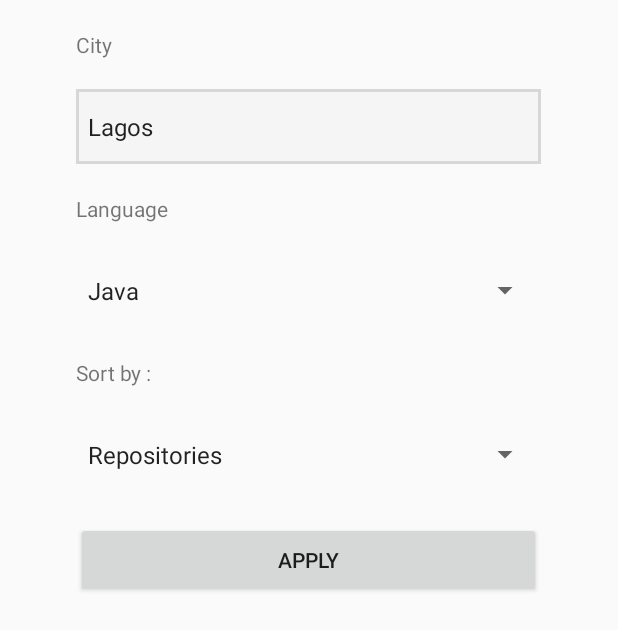
After one commit to gloriousfury/AndelaLJD, an Android app: the FilterActivity screen opened directly, with no data from a screen before it, on a phone screen of 412 x 824 dp. The commit adds this screen. Shown: the top 630 px of the screen. Run offline under Robolectric (Android 15) with nearby library versions, the phone set to English and light mode, and no system bars.

Commit message:
addition of filters
Cleaning activities, ability to view multiple languages

```diff
--- a/app/src/main/java/com/alc/ljv/service/ApiInterface.java
+++ b/app/src/main/java/com/alc/ljv/service/ApiInterface.java
@@ -7,6 +7,7 @@ import retrofit2.Call;
 import retrofit2.http.GET;
 import retrofit2.http.Path;
 
+import retrofit2.http.Query;
 import retrofit2.http.Url;
 
 public interface ApiInterface {
@@ -17,7 +18,7 @@ public interface ApiInterface {
     @GET
     Call<DataModel> getJavaDevs1(@Url String url);
 
-    //   Call<DataModel> getJavaDevs(@Path("location") String Location);
+       Call<DataModel> getJavaDevs(@Path("location") String Location, @Query("api_key") String api_key);
     @GET("/users/{developerName}")
     Call<SingleUserModel> getJavaDevDetails(@Path("developerName") String devName);
 
--- a/app/src/main/java/com/alc/ljv/service/AppMainServiceEvent.java
+++ b/app/src/main/java/com/alc/ljv/service/AppMainServiceEvent.java
@@ -7,7 +7,7 @@ public class AppMainServiceEvent {
 
     public static final int GITHUB_USERS_RESPONSE = 1101;
     public static final int GITHUB_SINGLE_USER_RESPONSE = 1102;
-
+    public static final int FILTER_PARAMETERS_CHANGED = 1103;
 
     public static String RESPONSE_DATA = "response_data";
     public static String RESPONSE_MESSAGE = "response_message";
--- /dev/null
+++ b/app/src/main/java/com/alc/ljv/ui/activity/FilterActivity.java
@@ -0,0 +1,38 @@
+package com.alc.ljv.ui.activity;
+
+import android.os.Bundle;
+import android.support.design.widget.FloatingActionButton;
+import android.support.design.widget.Snackbar;
+import android.support.v7.app.AppCompatActivity;
+import android.support.v7.widget.Toolbar;
+import android.view.View;
+import android.widget.Spinner;
+
+import com.alc.ljv.R;
+
+public class FilterActivity extends AppCompatActivity {
+
+
+    Spinner citySpinner, langSpinner, sortSpinner;
+    @Override
+    protected void onCreate(Bundle savedInstanceState) {
+        super.onCreate(savedInstanceState);
+        setContentView(R.layout.activity_filter);
+        Toolbar toolbar = (Toolbar) findViewById(R.id.toolbar);
+        setSupportActionBar(toolbar);
+
+        citySpinner = (Spinner) findViewById(R.id.city_spinner);
+        langSpinner = (Spinner) findViewById(R.id.lang_spinner);
+        sortSpinner = (Spinner) findViewById(R.id.sort_spinner);
+
+
+    }
+
+
+
+    public void applyFilter(){
+
+
+
+    }
+}
--- /dev/null
+++ b/app/src/main/res/layout/activity_filter.xml
@@ -0,0 +1,94 @@
+<?xml version="1.0" encoding="utf-8"?>
+<android.support.design.widget.CoordinatorLayout xmlns:android="http://schemas.android.com/apk/res/android"
+    xmlns:app="http://schemas.android.com/apk/res-auto"
+    xmlns:tools="http://schemas.android.com/tools"
+    android:layout_width="match_parent"
+    android:layout_height="wrap_content"
+    tools:context="com.alc.ljv.ui.activity.FilterActivity"
+
+    >
+
+
+    <LinearLayout
+        android:layout_width="350dp"
+        android:layout_height="wrap_content"
+        android:orientation="vertical"
+        android:layout_gravity="center"
+        >
+
+        <TextView
+            android:layout_width="wrap_content"
+            android:layout_height="wrap_content"
+            android:text="City"
+            android:layout_margin="@dimen/twenty"
+
+            />
+
+        <Spinner
+            android:id="@+id/city_spinner"
+            android:layout_width="match_parent"
+            android:layout_height="@dimen/fifty"
+            android:layout_marginLeft="@dimen/twenty"
+            android:layout_marginRight="@dimen/twenty"
+            android:entries="@array/city_array"
+            android:background="@drawable/urllinkbackground"
+
+            ></Spinner>
+        <TextView
+            android:layout_width="wrap_content"
+            android:layout_height="wrap_content"
+            android:text="Language"
+            android:layout_margin="@dimen/twenty"
+
+            />
+
+        <Spinner
+            android:id="@+id/lang_spinner"
+            android:layout_width="match_parent"
+            android:layout_height="@dimen/fifty"
+            android:layout_marginLeft="@dimen/twenty"
+            android:layout_marginRight="@dimen/twenty"
+            android:entries="@array/lang_array"
+
+            ></Spinner>
+
+        <TextView
+            android:layout_width="wrap_content"
+            android:layout_height="wrap_content"
+            android:text="Sort by :"
+            android:layout_margin="@dimen/twenty"
+
+            />
+
+        <Spinner
+            android:id="@+id/sort_spinner"
+            android:layout_width="match_parent"
+            android:layout_height="@dimen/fifty"
+            android:layout_marginLeft="@dimen/twenty"
+            android:layout_marginRight="@dimen/twenty"
+            android:entries="@array/sort_array"
+
+            ></Spinner>
+
+
+        <Button
+            android:id="@+id/btn_applyfilter"
+            android:onClick="applyFilter"
+            android:layout_width="match_parent"
+            android:layout_height="@dimen/fifty"
+            android:layout_marginRight="@dimen/twenty"
+            android:layout_marginLeft="@dimen/twenty"
+            android:layout_marginTop="@dimen/twenty"
+            android:layout_marginBottom="@dimen/ten"
+            android:text="Apply"
+
+            />
+
+
+
+    </LinearLayout>
+
+
+
+
+</android.support.design.widget.CoordinatorLayout>
--- a/app/src/main/res/layout/profile_card.xml
+++ b/app/src/main/res/layout/profile_card.xml
@@ -43,7 +43,7 @@
                 android:layout_width="wrap_content"
                 android:layout_height="wrap_content"
                 android:layout_centerInParent="true"
-                android:text="\@gloriousfury"
+                android:text="@string/sample_at"
                 android:textColor="@color/blue"
                 android:textSize="14sp"
                 android:textStyle="bold"
@@ -54,13 +54,11 @@
             <ImageView
                 android:layout_width="@dimen/ten"
                 android:layout_height="@dimen/ten"
-
                 android:layout_marginRight="@dimen/five"
                 android:layout_marginTop="13dp"
                 android:layout_toLeftOf="@id/profile_name"
                 android:layout_centerInParent="true"
                 android:src="@drawable/img_java"
-
 
                 />
 
--- a/app/src/main/res/values/dimens.xml
+++ b/app/src/main/res/values/dimens.xml
@@ -47,7 +47,6 @@
     <dimen name="four_fifty">450dp</dimen>
 
 
-
     <dimen name="ten_text_size">10sp</dimen>
     <dimen name="fifteen_text_size">15sp</dimen>
     <dimen name="seventeen_text_size">17sp</dimen>
@@ -57,6 +56,4 @@
     <dimen name="design_fab_image_size" tools:override="true">20dp</dimen>
 
 
-
-
 </resources>
--- a/app/src/main/res/values/strings.xml
+++ b/app/src/main/res/values/strings.xml
@@ -1,5 +1,5 @@
 <resources>
-    <string name="app_name">Andela LJD</string>
+    <string name="app_name">Github Devs</string>
     <string name="action_settings">Settings</string>
     <string name="location">Lagos</string>
     <string name="language">Java Developer</string>
@@ -8,6 +8,29 @@
     <string name="sample_no">10</string>
 
     <string name="sample_at">\@johndoe</string>
-    <string name="about_title">About AndelaLJV</string>
-    <string name="about_text">Lagos Java Developers(LJV) is an app for the android learning community initiated by Andela, it simply draws on an available list from Github api to populate it views.\n\n When a user is clicked on, LJV provides info about chosen github user, you can sort the list by number of repositories or followers too,\n\n You can also listen to github.audio from the app, Github.audio is a fun tool that plays music based on github events\n\n App Developer: Oloriade Taiye</string>
+    <string name="about_title">About Github Devs</string>
+    <string name="about_text">Github Devs helps you visualize developers in  a locality, with a certain language, It\'s  an app that was built for the android learning community initiated by Andela, it simply draws on an available list from Github api to populate it views.\n\n When a user is clicked on,Github Devs provides info about chosen github user, you can sort the list by number of repositories or followers too,\n\n You can also listen to github.audio from the app, Github.audio is a fun tool that plays music based on github events\n\n App Developer: Oloriade Taiye</string>
+    <string name="title_activity_filter">FilterActivity</string>
+
+
+
+    <string-array name="city_array">
+        <item>Lagos</item>
+        <item>Abuja</item>
+    </string-array>
+
+
+    <string-array name="lang_array">
+        <item>Java</item>
+        <item>CSS</item>
+    </string-array>
+
+
+
+    <string-array name="sort_array">
+        <item>Repositories</item>
+        <item>Followers</item>
+        <item>Stars</item>
+    </string-array>
+
 </resources>
--- a/app/src/main/res/values/styles.xml
+++ b/app/src/main/res/values/styles.xml
@@ -30,7 +30,7 @@
     </style>
 
 
-    <style name="PreviewScreen"  parent="Theme.AppCompat.Light.NoActionBar" >
+    <style name="PreviewScreen" parent="Theme.AppCompat.Light.NoActionBar">
         <item name="colorPrimary">@color/colorPrimary</item>
         <item name="colorPrimaryDark">@color/colorPrimaryDark</item>
         <item name="colorAccent">@color/colorAccent</item>
--- a/build.gradle
+++ b/build.gradle
@@ -5,7 +5,7 @@ buildscript {
         jcenter()
     }
     dependencies {
-        classpath 'com.android.tools.build:gradle:2.2.3'
+        classpath 'com.android.tools.build:gradle:2.3.0'
         classpath 'com.neenbedankt.gradle.plugins:android-apt:1.8'
 
         // NOTE: Do not place your application dependencies here; they belong
```
Also changed, not shown: app/build.gradle (+8 -9 lines), app/src/main/AndroidManifest.xml (+9 -10 lines), app/src/main/java/com/alc/ljv/service/AppMainService.java (+28 -15 lines), app/src/main/java/com/alc/ljv/ui/activity/MainActivity.java (+53 -9 lines), app/src/main/java/com/alc/ljv/ui/activity/SingleUserActivity.java (+8 -1 lines), app/src/main/java/com/alc/ljv/utility/UtilsClass.java (added, +70 -0 lines), app/src/main/java/com/alc/ljv/utility/ViewDialog.java (added, +88 -0 lines), app/src/main/res/menu/menu_main.xml (+9 -8 lines), gradle/wrapper/gradle-wrapper.properties.
